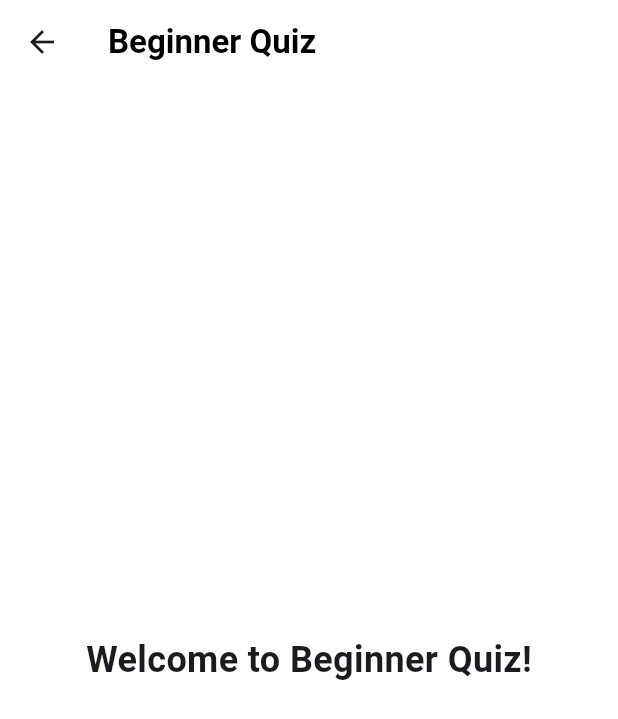
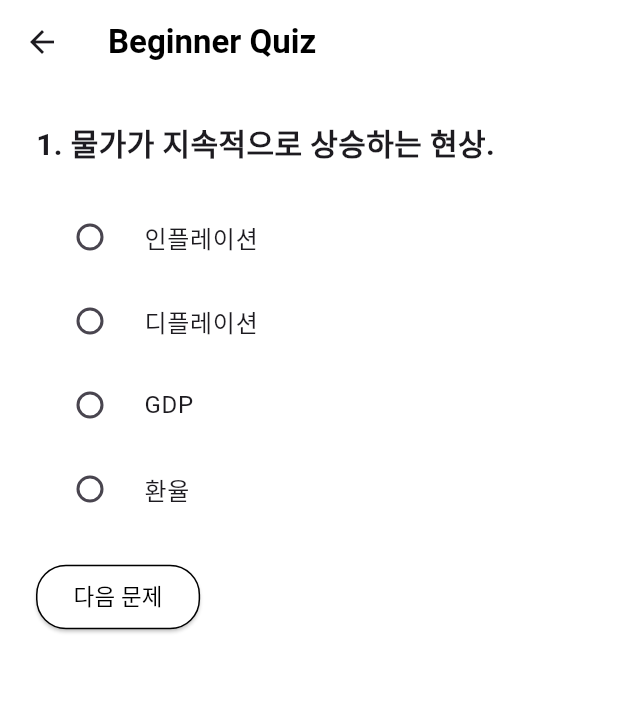
Before and after one commit to FinancePick/FinancePick-FE, a Flutter app: the QuizScreen screen opened directly, after a tap on "Go", on a phone screen of 412 x 824 dp. Shown: the top 719 px of the screen. Run offline on Flutter 3.47's test engine with Material 3 defaults, Android fonts, the light colour scheme and no system bars; our stand-ins replace dio.

Commit message:
[FEAT]quiz 페이지 및 quiz data 추가

```diff
--- /dev/null
+++ b/lib/screens/quiz_detail_screen.dart
@@ -0,0 +1,328 @@
+import 'dart:convert';
+import 'package:flutter/material.dart';
+import 'package:flutter/services.dart';
+
+class QuizDetailScreen extends StatefulWidget {
+  final String level;
+
+  const QuizDetailScreen({super.key, required this.level});
+
+  @override
+  _QuizDetailScreenState createState() => _QuizDetailScreenState();
+}
+
+class _QuizDetailScreenState extends State<QuizDetailScreen> {
+  int currentQuestionIndex = 0; // 현재 질문 번호
+  int correctAnswers = 0; // 맞춘 정답 수
+  List<int> incorrectAnswers = []; // 오답 문제 번호
+  String? selectedAnswer; // 사용자가 선택한 답
+  List<dynamic> questions = []; // 퀴즈 문제를 담을 리스트
+
+  @override
+  void initState() {
+    super.initState();
+    _loadQuizData();
+  }
+
+  // JSON 파일을 읽어서 퀴즈 데이터를 로드하는 함수
+  Future<void> _loadQuizData() async {
+    // quiz_data.json 파일 읽기
+    String jsonString = await rootBundle.loadString('assets/quiz_data.json');
+    Map<String, dynamic> jsonData = json.decode(jsonString);
+
+    // 선택된 레벨에 맞는 문제를 로드
+    setState(() {
+      questions = jsonData[widget.level];
+    });
+  }
+
+  @override
+  Widget build(BuildContext context) {
+    if (questions.isEmpty) {
+      return const Scaffold(
+        body: Center(child: CircularProgressIndicator()), // 데이터 로딩 중
+      );
+    }
+
+    final question = questions[currentQuestionIndex]; // 현재 문제
+
+    return Scaffold(
+      appBar: AppBar(
+        backgroundColor: Colors.white,
+        elevation: 0,
+        title: Text(
+          "${widget.level} Quiz",
+          style: const TextStyle(
+            color: Colors.black,
+            fontWeight: FontWeight.bold,
+          ),
+        ),
+        centerTitle: false,
+      ),
+      body: Padding(
+        padding: const EdgeInsets.all(24.0),
+        child: Column(
+          crossAxisAlignment: CrossAxisAlignment.start,
+          children: [
+            Text(
+              '${currentQuestionIndex + 1}. ${question['question']}',
+              style: const TextStyle(fontSize: 20, fontWeight: FontWeight.bold),
+            ),
+            const SizedBox(height: 20),
+            ...question['answers'].map<Widget>((answer) {
+              return RadioListTile<String>(
+                title: Text(answer),
+                value: answer,
+                groupValue: selectedAnswer,
+                onChanged: (value) {
+                  setState(() {
+                    selectedAnswer = value; // 사용자가 선택한 답 저장
+                  });
+                },
+              );
+            }).toList(),
+            const SizedBox(height: 20),
+            if (currentQuestionIndex < questions.length - 1)
+              ElevatedButton(
+                onPressed: () {
+                  if (selectedAnswer == question['correctAnswer']) {
+                    correctAnswers++;
+                  } else {
+                    incorrectAnswers.add(currentQuestionIndex + 1); // 오답 저장
+                  }
+                  setState(() {
+                    currentQuestionIndex++; // 다음 문제로 이동
+                    selectedAnswer = null; // 선택된 답 초기화
+                  });
+                },
+                style: ElevatedButton.styleFrom(
+                  foregroundColor: Colors.black,
+                  backgroundColor: Colors.white, // 버튼 글씨 색을 검정색으로 설정
+                  padding: const EdgeInsets.symmetric(
+                      horizontal: 25, vertical: 10), // 버튼 크기 조정
+                  shape: RoundedRectangleBorder(
+                    borderRadius: BorderRadius.circular(20), // 둥근 모서리 설정
+                  ),
+                  side: const BorderSide(
+                      color: Colors.black, width: 1), // 버튼 테두리 색과 두께 설정
+                ),
+                child: const Text(
+                  '다음 문제',
+                  style: TextStyle(
+                    fontSize: 15, // 글씨 크기 설정
+                    fontWeight: FontWeight.normal, // 글씨 두껍게 설정
+                  ),
+                ),
+              )
+            else
+              ElevatedButton(
+                onPressed: () {
+                  if (selectedAnswer == question['correctAnswer']) {
+                    correctAnswers++;
+                  } else {
+                    incorrectAnswers.add(currentQuestionIndex + 1); // 오답 저장
+                  }
+
+                  // 모든 문제를 다 풀었으므로 결과를 확인
+                  _showResultDialog();
+                },
+                style: ElevatedButton.styleFrom(
+                  foregroundColor: Colors.black,
+                  backgroundColor: Colors.white, // 버튼 글씨 색을 검정색으로 설정
+                  padding: const EdgeInsets.symmetric(
+                      horizontal: 25, vertical: 10), // 버튼 크기 조정
+                  shape: RoundedRectangleBorder(
+                    borderRadius: BorderRadius.circular(20), // 둥근 모서리 설정
+                  ),
+                  side: const BorderSide(
+                      color: Colors.black, width: 1), // 버튼 테두리 색과 두께 설정
+                ),
+                child: const Text(
+                  '제출',
+                  style: TextStyle(
+                    fontSize: 15, // 글씨 크기 설정
+                    fontWeight: FontWeight.normal, // 글씨 두껍게 설정
+                  ),
+                ),
+              ),
+          ],
+        ),
+      ),
+    );
+  }
+
+  // 모든 문제를 푼 후 결과 창을 띄우는 함수
+  void _showResultDialog() {
+    final nextLevel = _getNextLevel(widget.level);
+
+    if (correctAnswers >= 8) {
+      showDialog(
+        context: context,
+        builder: (context) => Dialog(
+          shape: RoundedRectangleBorder(
+            borderRadius: BorderRadius.circular(16),
+          ),
+          elevation: 0,
+          backgroundColor: Colors.transparent,
+          child: Container(
+            padding: const EdgeInsets.symmetric(vertical: 24, horizontal: 32),
+            decoration: BoxDecoration(
+              color: Colors.white,
+              borderRadius: BorderRadius.circular(16),
+              boxShadow: [
+                BoxShadow(
+                  color: Colors.black.withOpacity(0.2),
+                  blurRadius: 8,
+                  offset: const Offset(0, 4),
+                ),
+              ],
+            ),
+            child: Column(
+              mainAxisSize: MainAxisSize.min,
+              crossAxisAlignment: CrossAxisAlignment.center,
+              children: [
+                const Text(
+                  '결과',
+                  style: TextStyle(
+                    fontSize: 24,
+                    fontWeight: FontWeight.bold,
+                    color: Colors.black,
+                  ),
+                ),
+                const SizedBox(height: 16),
+                Text(
+                  "$correctAnswers 점",
+                  style: const TextStyle(
+                    fontSize: 48,
+                    fontWeight: FontWeight.bold,
+                    color: Colors.black,
+                  ),
+                ),
+                const SizedBox(height: 16),
+                Text(
+                  "$nextLevel 으로 레벨 업!",
+                  style: const TextStyle(
+                    fontSize: 18,
+                    color: Colors.black54,
+                  ),
+                ),
+                const SizedBox(height: 24),
+                ElevatedButton(
+                  onPressed: () {
+                    Navigator.pop(context);
+                    Navigator.pop(context);
+                  },
+                  style: ElevatedButton.styleFrom(
+                    foregroundColor: Colors.white,
+                    backgroundColor: Colors.black,
+                    padding: const EdgeInsets.symmetric(
+                        horizontal: 50, vertical: 15),
+                  ),
+                  child: const Text(
+                    '퀴즈 메인으로',
+                    style: TextStyle(fontSize: 16),
+                  ),
+                ),
+              ],
+            ),
+          ),
+        ),
+      );
+    } else {
+      showDialog(
+        context: context,
+        builder: (context) => Dialog(
+          shape: RoundedRectangleBorder(
+            borderRadius: BorderRadius.circular(16),
+          ),
+          elevation: 0,
+          backgroundColor: Colors.transparent,
+          child: Container(
+            padding: const EdgeInsets.symmetric(vertical: 24, horizontal: 32),
+            decoration: BoxDecoration(
+              color: Colors.white,
+              borderRadius: BorderRadius.circular(16),
+              boxShadow: [
+                BoxShadow(
+                  color: Colors.black.withOpacity(0.2),
+                  blurRadius: 8,
+                  offset: const Offset(0, 4),
+                ),
+              ],
+            ),
+            child: Column(
+              mainAxisSize: MainAxisSize.min,
+              crossAxisAlignment: CrossAxisAlignment.center,
+              children: [
+                const Text(
+                  '결과',
+                  style: TextStyle(
+                    fontSize: 24,
+                    fontWeight: FontWeight.bold,
+                    color: Colors.black,
+                  ),
+                ),
+                const SizedBox(height: 16),
+                Text(
+                  "$correctAnswers 점",
+                  style: const TextStyle(
+                    fontSize: 48,
+                    fontWeight: FontWeight.bold,
+                    color: Colors.black,
+                  ),
+                ),
+                const SizedBox(height: 16),
+                const Text(
+                  '다시 한 번 풀어볼까요?',
+                  style: TextStyle(
+                    fontSize: 18,
+                    color: Colors.black54,
+                  ),
+                ),
+                const SizedBox(height: 16),
+                Text(
+                  "오답: ${incorrectAnswers.join(', ')}",
+                  style: const TextStyle(
+                    fontSize: 16,
+                    color: Colors.black54,
+                  ),
+                ),
+                const SizedBox(height: 24),
+                ElevatedButton(
+                  onPressed: () {
+                    Navigator.pop(context);
+                    Navigator.pop(context);
+                  },
+                  style: ElevatedButton.styleFrom(
+                    foregroundColor: Colors.white,
+                    backgroundColor: Colors.black,
+                    padding: const EdgeInsets.symmetric(
+                        horizontal: 50, vertical: 15),
+                  ),
+                  child: const Text(
+                    '퀴즈 메인으로',
+                    style: TextStyle(fontSize: 16),
+                  ),
+                ),
+              ],
+            ),
+          ),
+        ),
+      );
+    }
+  }
+
+// 현재 레벨에 맞는 다음 레벨 반환
+  String _getNextLevel(String currentLevel) {
+    switch (currentLevel) {
+      case "Beginner":
+        return "Medium";
+      case "Medium":
+        return "Advanced";
+      case "Advanced":
+        return "Professional";
+      default:
+        return "Professional"; // Professional이면 더 이상 레벨 업이 없으므로 "Professional" 반환
+    }
+  }
+}
--- a/lib/screens/quiz_screen.dart
+++ b/lib/screens/quiz_screen.dart
@@ -1,4 +1,5 @@
 import 'package:flutter/material.dart';
+import 'quiz_detail_screen.dart';
 
 class QuizScreen extends StatelessWidget {
   const QuizScreen({super.key});
@@ -118,33 +119,3 @@ class QuizScreen extends StatelessWidget {
     );
   }
 }
-
-class QuizDetailScreen extends StatelessWidget {
-  final String level;
-
-  const QuizDetailScreen({super.key, required this.level});
-
-  @override
-  Widget build(BuildContext context) {
-    return Scaffold(
-      appBar: AppBar(
-        backgroundColor: Colors.white,
-        elevation: 0,
-        title: Text(
-          "$level Quiz",
-          style: const TextStyle(
-            color: Colors.black,
-            fontWeight: FontWeight.bold,
-          ),
-        ),
-        centerTitle: false,
-      ),
-      body: Center(
-        child: Text(
-          "Welcome to $level Quiz!",
-          style: const TextStyle(fontSize: 24, fontWeight: FontWeight.bold),
-        ),
-      ),
-    );
-  }
-}
--- a/pubspec.yaml
+++ b/pubspec.yaml
@@ -73,6 +73,8 @@ flutter:
   assets:
     - assets/logo.png
 
+    - assets/quiz_data.json
+
   # For details regarding adding assets from package dependencies, see
   # https://flutter.dev/to/asset-from-package
 
```
Also changed, not shown: assets/quiz_data.json (added, +210 -0 lines).
